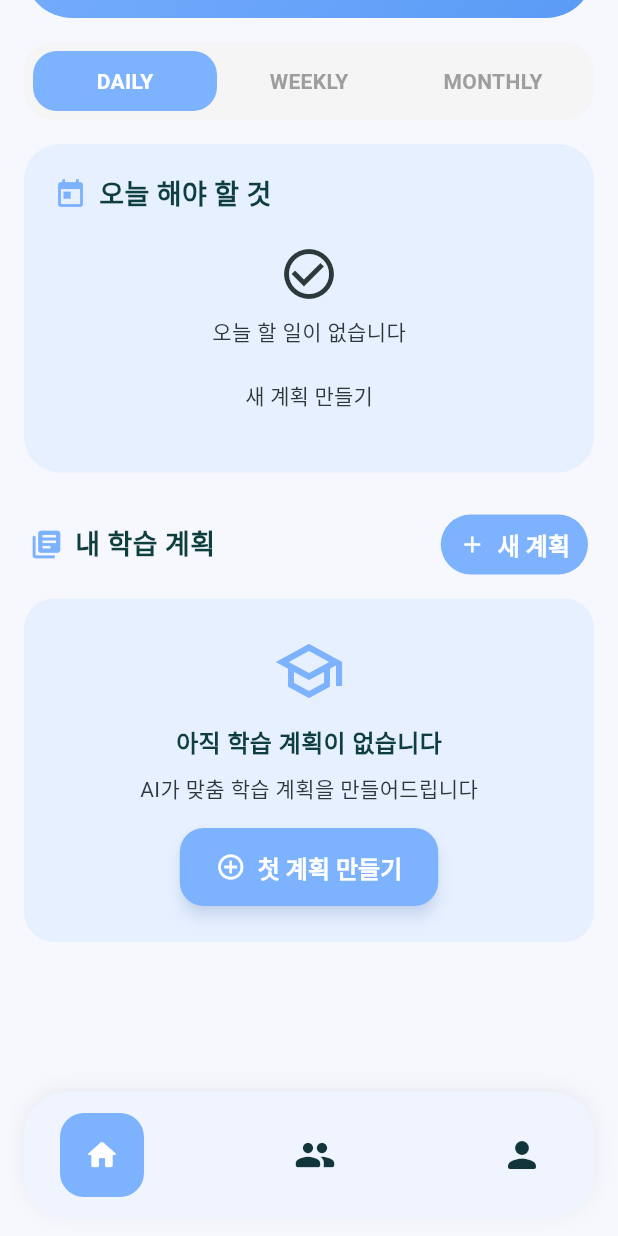
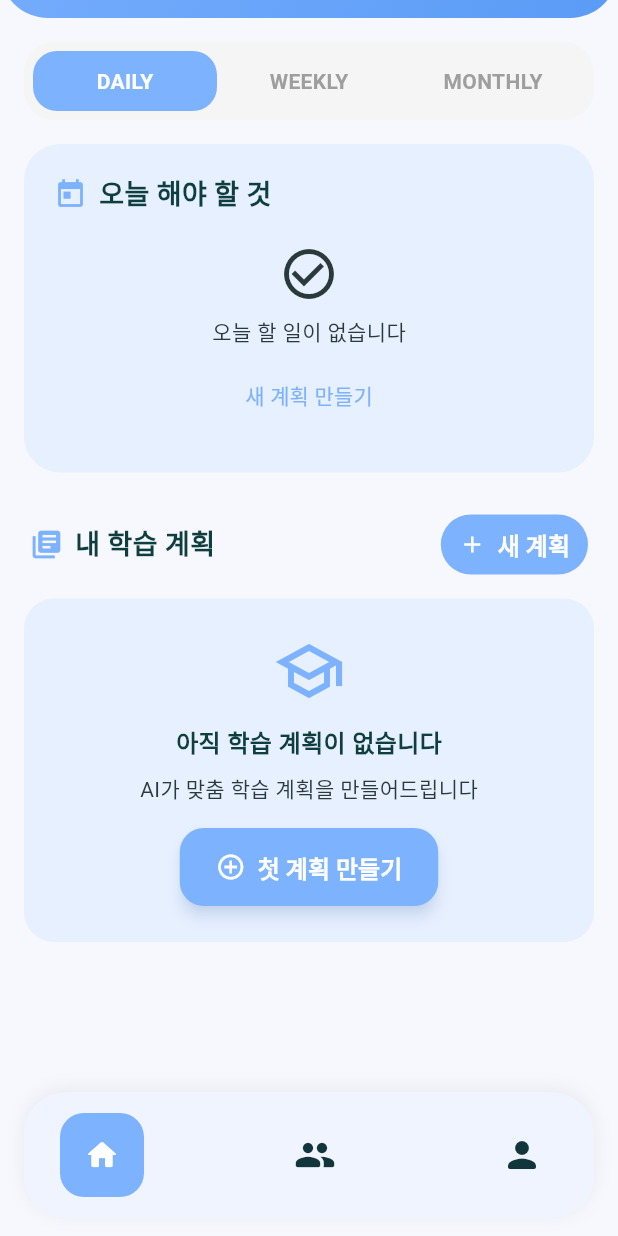
Before and after one commit to Palearn-4-P-proj/Palearn-prototype, a Flutter app: the HomeScreen screen opened by its route, scrolled down 240 dp, on a phone screen of 412 x 824 dp. Run offline on Flutter 3.47's test engine with Material 3 defaults, Android fonts, the phone set to English and light mode, and no system bars; our stand-ins replace flutter_secure_storage, shared_preferences, shimmer, table_calendar; accounts and stored records are empty; network calls fail.

Commit message:
fix: 새 계획 만들기 버튼 파란색, 헤더 양쪽 여백 제거
🤖 Generated with [Claude Code](https://claude.com/claude-code)

Co-Authored-By: Claude Opus 4.5 <noreply@anthropic.com>

```diff
--- a/lib/screens/home_screen.dart
+++ b/lib/screens/home_screen.dart
@@ -415,7 +415,7 @@ class _HomeScreenState extends State<HomeScreen> {
 
   Widget _buildHeader(String percentLabel, int completedCount) {
     return Container(
-      margin: const EdgeInsets.symmetric(horizontal: 16),
+      width: double.infinity,
       padding: const EdgeInsets.fromLTRB(20, 16, 20, 24),
       decoration: const BoxDecoration(
         gradient: LinearGradient(
@@ -915,7 +915,7 @@ class _HomeScreenState extends State<HomeScreen> {
                               onPressed: () =>
                                   Navigator.pushNamed(context, '/create_plan'),
                               style: TextButton.styleFrom(
-                                foregroundColor: subTextColor,
+                                foregroundColor: _blue,
                               ),
                               child: const Text('새 계획 만들기'),
                             ),
```
